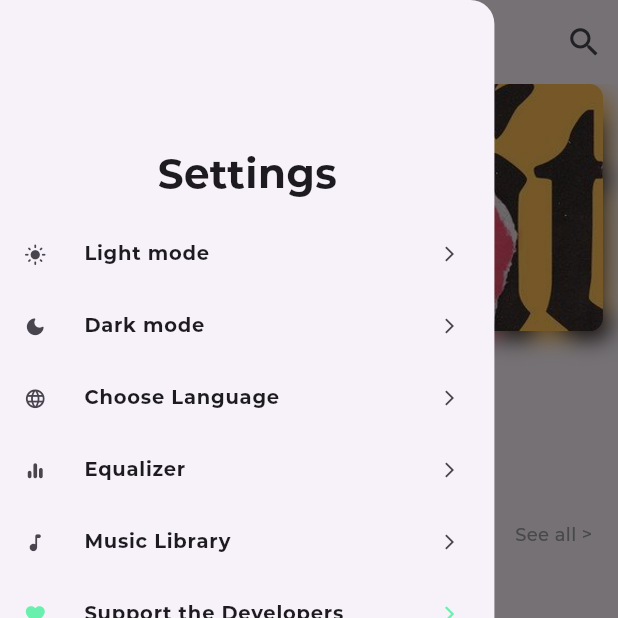
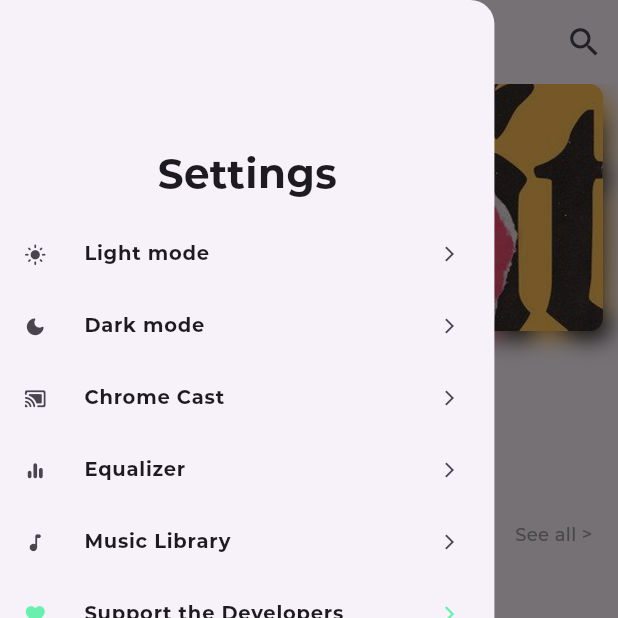
Before and after one commit to Muhammad-Ammar19/Deeptune, a Flutter app: the screen it shows after launch, with the side drawer open, on a phone screen of 412 x 824 dp, the top half of it. Run offline on Flutter 3.47's test engine with Material 3 defaults, Android fonts, the phone set to English and light mode, and no system bars; drawn by our look-alikes of drop_shadow_image; our stand-ins replace get, hive, just_audio, on_audio_query, permission_handler; accounts and stored records are empty; project files that could hold a hidden picture were left out.

Commit message:
replaced language with chrome cast

```diff
--- a/lib/home_page.dart
+++ b/lib/home_page.dart
@@ -200,12 +200,12 @@ class CustomDrawer extends StatelessWidget {
             ListTile(
               onTap: () {},
               title: const Text(
-                "Choose Language",
+                "Chrome Cast",
                 style: TextStyle(
                     fontSize: 13, fontWeight: FontWeight.bold), // Bluetooth
               ),
               leading: const Icon(
-                Icons.language_rounded,
+                Icons.cast_connected_rounded,
                 size: 15,
               ),
               trailing: const Icon(
```
